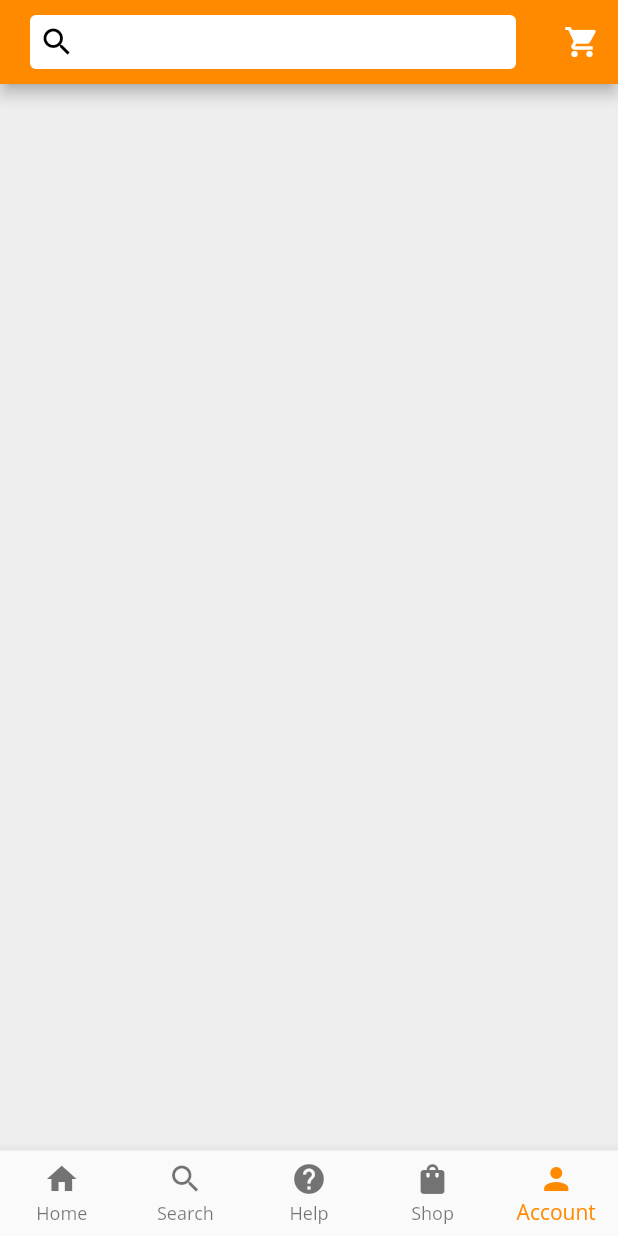
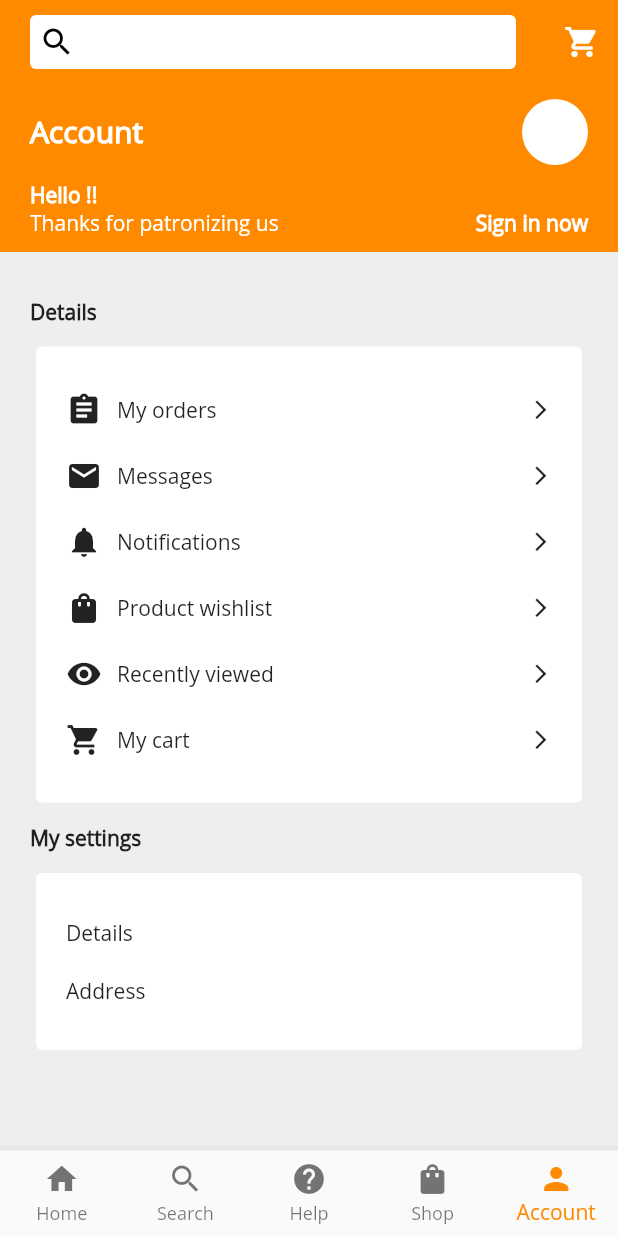
Before and after one commit to ArGendi/Dot, a Flutter app: the screen it shows after launch, item 5 of the bottom bar chosen, on a phone screen of 412 x 824 dp. Run offline on Flutter 3.47's test engine with Material 2 defaults, Android fonts, the phone set to English and light mode, and no system bars; our stand-ins replace carousel_slider, country_code_picker, flutter_countdown_timer, package_info, shared_preferences.

Commit message:
add some screens and functionality

```diff
--- a/lib/main.dart
+++ b/lib/main.dart
@@ -1,12 +1,15 @@
 import 'package:ecommerce/constants.dart';
+import 'package:ecommerce/providers/active_user_provider.dart';
+import 'package:ecommerce/screens/all_products_screen.dart';
 import 'package:ecommerce/screens/choose_language_screen.dart';
 import 'package:ecommerce/screens/home_screen.dart';
 import 'package:ecommerce/screens/login_screen.dart';
 import 'package:ecommerce/screens/signup_screen.dart';
 import 'package:ecommerce/screens/welcome_screen.dart';
-import 'package:ecommerce/services/helperFunction.dart';
+import 'package:ecommerce/services/helper_function.dart';
 import 'package:flutter/material.dart';
 import 'package:flutter_localizations/flutter_localizations.dart';
+import 'package:provider/provider.dart';
 
 import 'app_localization.dart';
 
@@ -18,7 +21,13 @@ class MyApp extends StatelessWidget {
 
   @override
   Widget build(BuildContext context) {
-    return MaterialApp(
+    return MultiProvider(
+      providers: [
+        ChangeNotifierProvider<ActiveUserProvider>(
+          create: (context) => ActiveUserProvider(),
+        ),
+      ],
+      child: MaterialApp(
         debugShowCheckedModeBanner: false,
         title: 'E-Commerce',
         theme: ThemeData(
@@ -53,6 +62,7 @@ class MyApp extends StatelessWidget {
           ChooseLanguage.id: (context) => ChooseLanguage(),
           Home.id: (context) => Home(),
         },
+      ),
     );
   }
 }
--- /dev/null
+++ b/lib/models/user.dart
@@ -0,0 +1,8 @@
+class User {
+  String name = '';
+  String email = '';
+  String country = '';
+  String language = '';
+  String phoneNumber = '';
+  String imageUrl = '';
+}
--- /dev/null
+++ b/lib/providers/active_user_provider.dart
@@ -0,0 +1,9 @@
+import 'package:ecommerce/models/User.dart';
+import 'package:flutter/cupertino.dart';
+
+class ActiveUserProvider extends ChangeNotifier {
+  User _activeUser = new User();
+
+  User get activeUser => _activeUser;
+
+}
--- a/lib/screens/home_screen.dart
+++ b/lib/screens/home_screen.dart
@@ -1,6 +1,8 @@
 import 'package:carousel_slider/carousel_slider.dart';
 import 'package:ecommerce/constants.dart';
 import 'package:ecommerce/models/product.dart';
+import 'package:ecommerce/services/search.dart';
+import 'package:ecommerce/widgets/account.dart';
 import 'package:ecommerce/widgets/deal_panel.dart';
 import 'package:ecommerce/widgets/help.dart';
 import 'package:ecommerce/widgets/home.dart';
@@ -34,7 +36,7 @@ class _HomeState extends State<Home> {
     Container(),
     HelpWidget(),
     Container(),
-    Container(),
+    AccountWidget()
   ];
   var endTime = DateTime.now().millisecondsSinceEpoch + 1000 * 30;
 
@@ -45,7 +47,12 @@ class _HomeState extends State<Home> {
     return Scaffold(
       backgroundColor: Colors.grey.shade200,
       appBar: AppBar(
-        title: Card(
+        elevation: 0,
+        title: InkWell(
+          onTap: (){
+            showSearch(context: context, delegate: Search());
+          },
+          child: Card(
             elevation: 0,
             color: Colors.white,
             child: Padding(
@@ -57,6 +64,7 @@ class _HomeState extends State<Home> {
                     color: Colors.black,
                   )
                 ],
+              ),
             ),
           ),
         ),
@@ -98,7 +106,9 @@ class _HomeState extends State<Home> {
           currentIndex: _selectedIndex,
           selectedItemColor: primaryColor,
           onTap: (value){
-            setState(() {
+            if(value == 1)
+              showSearch(context: context, delegate: Search());
+            else setState(() {
                 _selectedIndex = value;
               });
           },
--- /dev/null
+++ b/lib/widgets/account.dart
@@ -0,0 +1,211 @@
+import 'package:ecommerce/constants.dart';
+import 'package:ecommerce/providers/active_user_provider.dart';
+import 'package:flutter/material.dart';
+import 'package:provider/provider.dart';
+
+class AccountWidget extends StatefulWidget {
+  const AccountWidget({Key? key}) : super(key: key);
+
+  @override
+  _AccountWidgetState createState() => _AccountWidgetState();
+}
+
+class _AccountWidgetState extends State<AccountWidget> {
+  Widget infoBelowAppBar(activeUserProvider){
+    return Container(
+      width: double.infinity,
+      color: primaryColor,
+      child: Padding(
+        padding: const EdgeInsets.symmetric(horizontal: 20, vertical: 10),
+        child: Column(
+          crossAxisAlignment: CrossAxisAlignment.start,
+          mainAxisSize: MainAxisSize.min,
+          children: [
+            if(activeUserProvider.activeUser.email.isNotEmpty)
+              Row(
+                mainAxisAlignment: MainAxisAlignment.spaceBetween,
+                children: [
+                  Text(
+                    activeUserProvider.activeUser.name,
+                    style: TextStyle(
+                      fontSize: 20,
+                      fontWeight: FontWeight.bold,
+                      color: Colors.white,
+                    ),
+                  ),
+                  CircleAvatar(
+                    backgroundColor: Colors.white,
+                    radius: 22,
+                    //child: Image.network(activeUserProvider.activeUser.imageUrl),
+                  )
+                ],
+              ),
+            if(activeUserProvider.activeUser.email.isEmpty)
+              Row(
+                mainAxisAlignment: MainAxisAlignment.spaceBetween,
+                children: [
+                  Text(
+                    'Account',
+                    style: TextStyle(
+                        fontSize: 20,
+                        fontWeight: FontWeight.bold,
+                        color: Colors.white
+                    ),
+                  ),
+                  CircleAvatar(
+                    backgroundColor: Colors.white,
+                    radius: 22,
+                    //child: Image.network(activeUserProvider.activeUser.imageUrl),
+                  )
+                ],
+              ),
+            SizedBox(height: 10,),
+            Text(
+              'Hello !!',
+              style: TextStyle(
+                  fontWeight: FontWeight.bold,
+                  color: Colors.white
+              ),
+            ),
+            Row(
+              mainAxisAlignment: MainAxisAlignment.spaceBetween,
+              children: [
+                Text(
+                  'Thanks for patronizing us',
+                  style: TextStyle(
+                      color: Colors.white
+                  ),
+                ),
+                InkWell(
+                  onTap: (){},
+                  child: Text(
+                    'Sign in now',
+                    style: TextStyle(
+                      color: Colors.white,
+                      fontWeight: FontWeight.bold,
+                    ),
+                  ),
+                ),
+              ],
+            ),
+          ],
+        ),
+      ),
+    );
+  }
+
+  Widget detailsCard(){
+    return Card(
+      elevation: 0,
+      color: Colors.white,
+      child: Padding(
+          padding: const EdgeInsets.symmetric(vertical: 20.0),
+          child: Column(
+            children: [
+              itemInsideCard('My orders', Icons.assignment),
+              itemInsideCard('Messages', Icons.email),
+              itemInsideCard('Notifications', Icons.notifications),
+              itemInsideCard('Product wishlist', Icons.shopping_bag_rounded),
+              itemInsideCard('Recently viewed', Icons.visibility),
+              itemInsideCard('My cart', Icons.shopping_cart),
+            ],
+          )
+      ),
+    );
+  }
+
+  Widget mySettingsCard(){
+    return Card(
+      elevation: 0,
+      color: Colors.white,
+      child: Padding(
+          padding: const EdgeInsets.symmetric(vertical: 20.0),
+          child: Column(
+            children: [
+              InkWell(
+                onTap: (){},
+                child: Padding(
+                  padding: const EdgeInsets.symmetric(vertical: 10, horizontal: 20),
+                  child: Row(
+                    children: [
+                      Text('Details'),
+                    ],
+                  ),
+                ),
+              ),
+              InkWell(
+                onTap: (){},
+                child: Padding(
+                  padding: const EdgeInsets.symmetric(vertical: 10, horizontal: 20),
+                  child: Row(
+                    children: [
+                      Text('Address'),
+                    ],
+                  ),
+                ),
+              ),
+            ],
+          )
+      ),
+    );
+  }
+
+  Widget itemInsideCard(String text, IconData icon){
+    return  InkWell(
+      onTap: (){},
+      child: Padding(
+        padding: const EdgeInsets.symmetric(vertical: 10, horizontal: 20),
+        child: Row(
+          mainAxisAlignment: MainAxisAlignment.spaceBetween,
+          children: [
+            Row(
+              children: [
+                Icon(icon),
+                SizedBox(width: 10,),
+                Text(text),
+              ],
+            ),
+            Icon(Icons.arrow_forward_ios_outlined, size: 15,)
+          ],
+        ),
+      ),
+    );
+  }
+
+  @override
+  Widget build(BuildContext context) {
+    var activeUserProvider = Provider.of<ActiveUserProvider>(context);
+    return ListView(
+      shrinkWrap: true,
+      children: [
+        infoBelowAppBar(activeUserProvider),
+        SizedBox(height: 10,),
+        Padding(
+          padding: const EdgeInsets.all(20.0),
+          child: Column(
+            crossAxisAlignment: CrossAxisAlignment.start,
+            children: [
+              Text(
+                'Details',
+                style: TextStyle(
+                  fontWeight: FontWeight.bold,
+                ),
+              ),
+              SizedBox(height: 10,),
+              detailsCard(),
+              SizedBox(height: 10,),
+              Text(
+                'My settings',
+                style: TextStyle(
+                  fontWeight: FontWeight.bold,
+                ),
+              ),
+              SizedBox(height: 10,),
+              mySettingsCard(),
+            ],
+          ),
+        ),
+      ],
+    );
+  }
+}
--- a/lib/widgets/product_card.dart
+++ b/lib/widgets/product_card.dart
@@ -8,7 +8,9 @@ class ProductCard extends StatelessWidget {
 
   @override
   Widget build(BuildContext context) {
-    return Container(
+    return InkWell(
+      onTap: (){},
+      child: Container(
         color: Colors.white,
         child: Padding(
           padding: const EdgeInsets.all(15.0),
@@ -49,6 +51,7 @@ class ProductCard extends StatelessWidget {
             ],
           ),
         ),
+      ),
     );
   }
 }
--- a/pubspec.yaml
+++ b/pubspec.yaml
@@ -21,6 +21,7 @@ environment:
   sdk: ">=2.12.0 <3.0.0"
 
 dependencies:
+  provider: ^6.0.0
   package_info: ^2.0.2
   flutter_countdown_timer: ^4.1.0
   carousel_slider: ^4.0.0
```
Also changed, not shown: lib/screens/all_products_screen.dart (added, +65 -0 lines), lib/services/search.dart (added, +160 -0 lines), lib/widgets/help.dart (+16 -2 lines), lib/services/helper_function.dart (renamed from lib/services/helperFunction.dart), pubspec.lock. Lines whose indentation alone changed are shown as unchanged.
